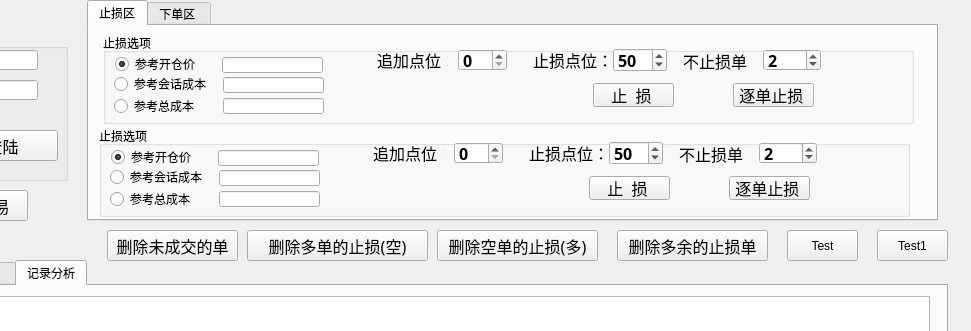
Before: the Qt Designer form win2.ui in che7611/test, drawn with Qt 5; both pictures show x 223 to 1194 and y 0 to 331 of the 1194 by 892 pixel window.
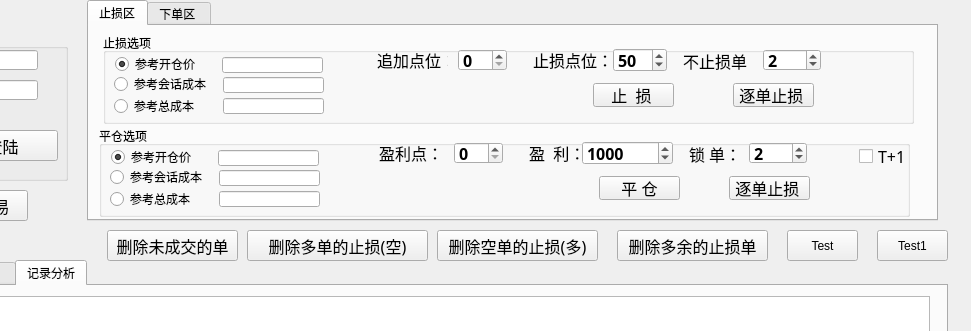
After: the same form once the commit is applied.

What changed in the file:
```diff
--- a/win2.ui
+++ b/win2.ui
@@ -538,7 +538,7 @@
        </rect>
       </property>
       <property name="title">
-       <string>止损选项</string>
+       <string>平仓选项</string>
       </property>
       <widget class="QPushButton" name="b_checkstop_3">
        <property name="geometry">
@@ -562,7 +562,7 @@
       <widget class="QSpinBox" name="box_nostop_3">
        <property name="geometry">
         <rect>
-         <x>660</x>
+         <x>650</x>
          <y>16</y>
          <width>58</width>
          <height>22</height>
@@ -610,9 +610,9 @@
       <widget class="QLabel" name="label_16">
        <property name="geometry">
         <rect>
-         <x>580</x>
+         <x>590</x>
          <y>18</y>
-         <width>71</width>
+         <width>51</width>
          <height>19</height>
         </rect>
        </property>
@@ -623,15 +623,15 @@
         </font>
        </property>
        <property name="text">
-        <string>不止损单 ：</string>
+        <string>锁 单：</string>
        </property>
       </widget>
       <widget class="QLabel" name="label_17">
        <property name="geometry">
         <rect>
-         <x>274</x>
+         <x>280</x>
          <y>17</y>
-         <width>71</width>
+         <width>61</width>
          <height>19</height>
         </rect>
        </property>
@@ -642,7 +642,7 @@
         </font>
        </property>
        <property name="text">
-        <string>追加点位：  </string>
+        <string>盈利点：  </string>
        </property>
       </widget>
       <widget class="QLabel" name="label_18">
@@ -650,7 +650,7 @@
         <rect>
          <x>430</x>
          <y>17</y>
-         <width>80</width>
+         <width>51</width>
          <height>19</height>
         </rect>
        </property>
@@ -661,15 +661,15 @@
         </font>
        </property>
        <property name="text">
-        <string>止损点位：</string>
+        <string>盈  利：</string>
        </property>
       </widget>
       <widget class="QSpinBox" name="box_diff_3">
        <property name="geometry">
         <rect>
-         <x>510</x>
+         <x>483</x>
          <y>15</y>
-         <width>54</width>
+         <width>91</width>
          <height>24</height>
         </rect>
        </property>
@@ -681,11 +681,17 @@
          <bold>true</bold>
         </font>
        </property>
+       <property name="minimum">
+        <number>99</number>
+       </property>
        <property name="maximum">
-        <number>500</number>
+        <number>500000</number>
        </property>
        <property name="value">
-        <number>50</number>
+        <number>1000</number>
+       </property>
+       <property name="displayIntegerBase">
+        <number>10</number>
        </property>
       </widget>
       <widget class="QRadioButton" name="rStop1_3">
@@ -778,7 +784,7 @@
       <widget class="QPushButton" name="b_gostop_3">
        <property name="geometry">
         <rect>
-         <x>490</x>
+         <x>500</x>
          <y>50</y>
          <width>81</width>
          <height>24</height>
@@ -791,7 +797,26 @@
         </font>
        </property>
        <property name="text">
-        <string>止  损 </string>
+        <string>平 仓</string>
+       </property>
+      </widget>
+      <widget class="QCheckBox" name="c_close1">
+       <property name="geometry">
+        <rect>
+         <x>760</x>
+         <y>20</y>
+         <width>51</width>
+         <height>20</height>
+        </rect>
+       </property>
+       <property name="font">
+        <font>
+         <family>新宋体</family>
+         <pointsize>12</pointsize>
+        </font>
+       </property>
+       <property name="text">
+        <string>T+1</string>
        </property>
       </widget>
      </widget>
```
Left out of the diff: 24 changed lines with no effect on the pictures.
